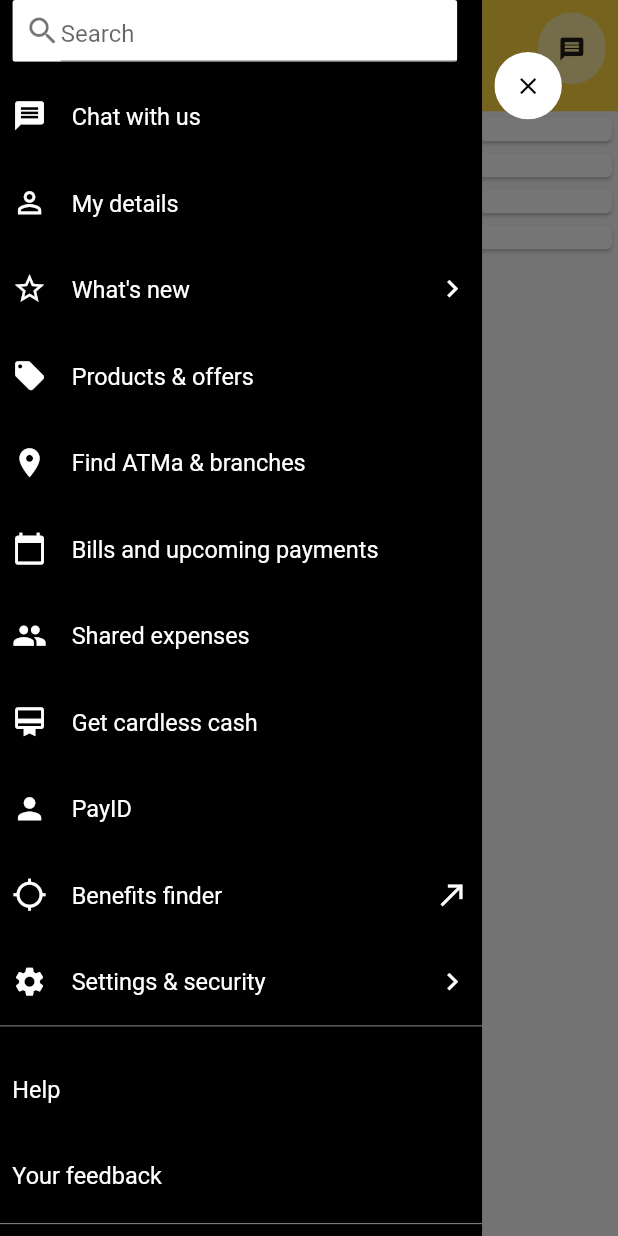
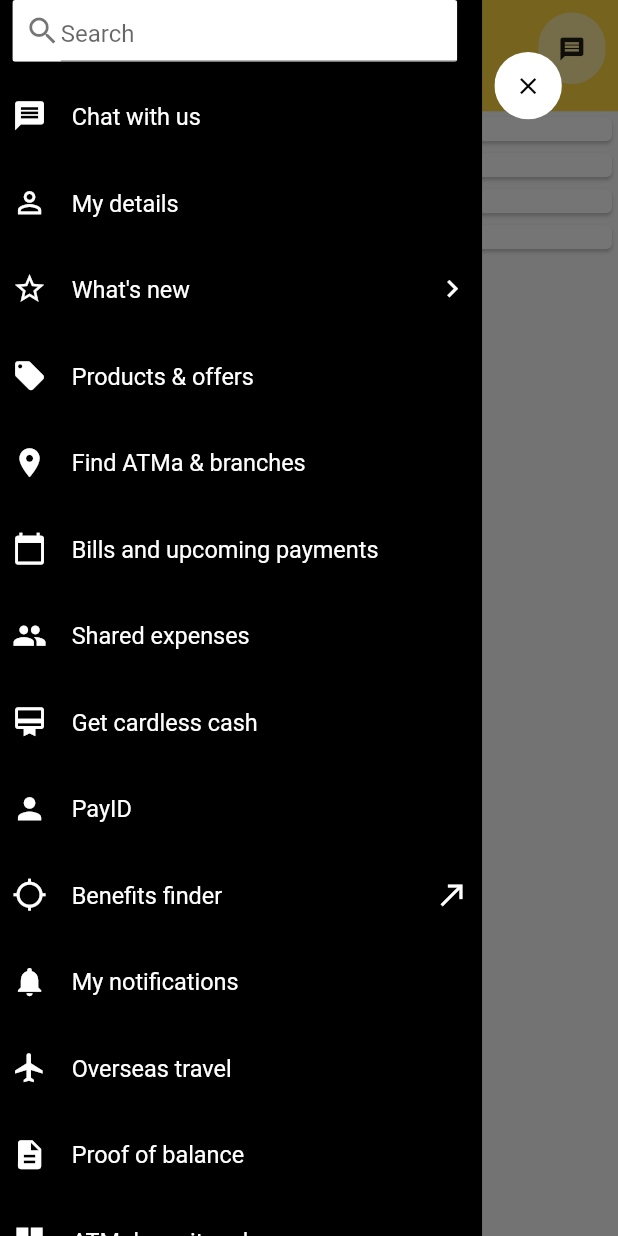
Before and after one commit to NaagAlgates/combank_ui_challenge, a Flutter app: the screen it shows after launch, with the side drawer open, on a phone screen of 412 x 824 dp. Run offline on Flutter 3.47's test engine with Material 2 defaults, Android fonts, the phone set to English and light mode, and no system bars.

Commit message:
inclided missed menu in drawer

```diff
--- a/lib/ui/drawer_menu_list.dart
+++ b/lib/ui/drawer_menu_list.dart
@@ -59,6 +59,22 @@ class DrawerMenuList extends StatelessWidget {
                   leftIcon: Icons.location_searching,
                   rightIcon: Icons.call_made),
               SingleMenuView(
+                label: "My notifications",
+                leftIcon: Icons.notifications,
+              ),
+              SingleMenuView(
+                label: "Overseas travel",
+                leftIcon: Icons.flight,
+              ),
+              SingleMenuView(
+                label: "Proof of balance",
+                leftIcon: Icons.description,
+              ),
+              SingleMenuView(
+                label: "ATM deposit codes",
+                leftIcon: Icons.dashboard,
+              ),
+              SingleMenuView(
                 label: "Settings & security",
                 leftIcon: Icons.settings,
                 rightIcon: Icons.navigate_next,
```
